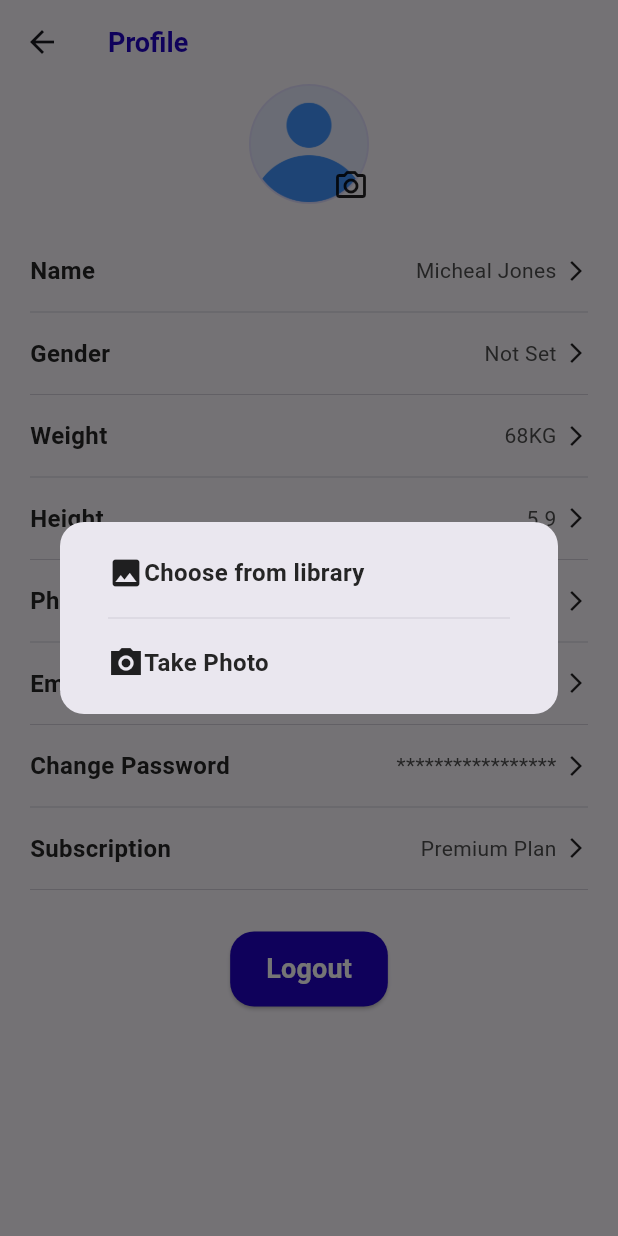
After one commit to SapnnaRajput/Ok_Report, a Flutter app: the EditProfileScreen screen opened directly, after a tap on the "camera alt" icon, on a phone screen of 412 x 824 dp. The commit adds this screen. Run offline on Flutter 3.47's test engine with Material 3 defaults, Android fonts, the light colour scheme and no system bars; our stand-ins replace flutter_svg, get, google_fonts, intl_phone_number_input, syncfusion_flutter_gauges.

Commit message:
add profile and settings screen

```diff
--- /dev/null
+++ b/lib/edit_profile/edit_profile_screen.dart
@@ -0,0 +1,178 @@
+import 'package:flutter/cupertino.dart';
+import 'package:flutter/material.dart';
+import 'package:get/get.dart';
+
+import '../utils/constants/colors.dart';
+
+class EditProfileScreen extends StatelessWidget{
+
+  void showSelectPhotoDialog(BuildContext context) {
+    showDialog(
+      context: context,
+      builder: (_) => Dialog(
+        shape: RoundedRectangleBorder(borderRadius: BorderRadius.circular(16)),
+        child: Padding(
+          padding: const EdgeInsets.all(12),
+          child: Padding(
+            padding: const EdgeInsets.symmetric(horizontal: 20,vertical: 10),
+            child: Column(
+              mainAxisSize: MainAxisSize.min,
+              children: [
+                GestureDetector(
+                  onTap: ()=> Get.snackbar("Success", "Choose From Gallery"),
+                  child: const Row(
+                    children: [
+                      Icon(Icons.image),
+                      Text(
+                        'Choose from library',
+                        style: TextStyle(fontSize: 16, fontWeight: FontWeight.w600, color: ORColors.textPrimary),
+                      ),
+                    ],
+                  ),
+                ),
+                const SizedBox(height: 10,),
+                const Divider(thickness: 0.5),
+                const SizedBox(height: 10,),
+                GestureDetector(
+                  onTap: ()=> Get.snackbar("Success", "Camera is Opening"),
+                  child: const Row(
+                    children: [
+                      Icon(Icons.camera_alt_sharp),
+                      Text(
+                        'Take Photo',
+                        style: TextStyle(fontSize: 16, fontWeight: FontWeight.w600, color: ORColors.textPrimary),
+                      ),
+                    ],
+                  ),
+                ),
+              ],
+            ),
+          ),
+        ),
+      ),
+    );
+  }
+  @override
+  Widget build(BuildContext context) {
+    return Scaffold(
+      appBar: AppBar(
+        title: const Text(
+          "Profile",
+          style: TextStyle(
+              fontSize: 18,
+              fontWeight: FontWeight.w700,
+              color: ORColors.primaryColor),
+        ),
+      ),
+      body: Padding(
+        padding: const EdgeInsets.symmetric(horizontal: 20),
+        child: Column(
+          children: [
+            Stack(
+              children: [
+                const SizedBox(
+                  height: 80,
+                  width: 80,
+                  child: CircleAvatar(
+                    radius: 80,
+                    backgroundImage: AssetImage('assets/icons/user.png'),
+                  ),
+                ),
+                Positioned(
+                  bottom: 0,
+                    right: 0,
+                    child: GestureDetector(
+                        onTap: ()=> showSelectPhotoDialog(context),
+                        child: const Icon(Icons.camera_alt_outlined)
+                    ),
+                ),
+              ],
+            ),
+
+            const SizedBox(height: 25),
+            const BuildEditTile(title: "Name", subtitle: "Micheal Jones"),
+            const Divider(thickness: 0.5),
+            const BuildEditTile(title: "Gender", subtitle: "Not Set"),
+            const Divider(thickness: 0.5),
+            const BuildEditTile(title: "Weight", subtitle: "68KG"),
+            const Divider(thickness: 0.5),
+            const BuildEditTile(title: "Height", subtitle: "5.9"),
+            const Divider(thickness: 0.5),
+            const BuildEditTile(title: "Phone Number", subtitle: "+1 454785156"),
+            const Divider(thickness: 0.5),
+            const BuildEditTile(title: "Email Account", subtitle: "michealjones@gmail.com"),
+            const Divider(thickness: 0.5),
+            const BuildEditTile(title: "Change Password", subtitle: "*****************"),
+            const Divider(thickness: 0.5),
+            const BuildEditTile(title: "Subscription", subtitle: "Premium Plan"),
+            const Divider(thickness: 0.5),
+            const SizedBox(height: 20),
+            ElevatedButton(
+              onPressed: () {},
+              style: ElevatedButton.styleFrom(
+                backgroundColor: ORColors.primaryColor,
+                shape: RoundedRectangleBorder(
+                    borderRadius: BorderRadius.circular(16)),
+                padding:
+                const EdgeInsets.symmetric(horizontal: 24, vertical: 12),
+              ),
+              child: const Text(
+                "Logout",
+                style: TextStyle(
+                  color: ORColors.white,
+                  fontSize: 18,
+                  fontWeight: FontWeight.w700,
+                ),
+              ),
+            ),
+
+
+
+          ],
+        ),
+      ),
+    );
+  }
+
+}
+
+class BuildEditTile extends StatelessWidget {
+  const BuildEditTile({
+    super.key, required this.title, required this.subtitle,
+  });
+
+  final String title;
+  final String subtitle;
+
+  @override
+  Widget build(BuildContext context) {
+    return Padding(
+      padding: const EdgeInsets.symmetric(vertical: 8),
+      child: Row(
+        mainAxisAlignment: MainAxisAlignment.spaceBetween,
+        children: [
+          Text(
+            title,
+            style: const TextStyle(
+                fontSize: 16,
+                fontWeight: FontWeight.w600,
+                color: ORColors.textPrimary),
+          ),
+          Row(
+            children: [
+              Text(
+                subtitle,
+                style: const TextStyle(
+                    fontSize: 14,
+                    fontWeight: FontWeight.w400,
+                    color: ORColors.darkerGrey),
+              ),
+              const SizedBox(width: 5),
+              const Icon(Icons.arrow_forward_ios, size: 16)
+            ],
+          )
+        ],
+      ),
+    );
+  }
+}
```
Also changed, not shown: lib/home_screen/home_screen.dart (+11 -4 lines), lib/notification_screen/notification_screen.dart (added, +75 -0 lines), lib/profile_screen/profile_screen.dart (added, +114 -0 lines), lib/settings_screen/app_preferences/app_preferences.dart (added, +68 -0 lines), lib/settings_screen/device_&_bluetooth_setting/device_and_bluetooth_setting.dart (added, +47 -0 lines), lib/settings_screen/event_&_ai_preferences/event_&_preferences_screen.dart (added, +61 -0 lines), lib/settings_screen/location_&_tracking_setting/location_and_tracking_setting.dart (added, +59 -0 lines), lib/settings_screen/safty_&_notification_setting/safty_&_notification_screen.dart (added, +41 -0 lines), lib/settings_screen/widget/switch_widget.dart (added, +43 -0 lines).
